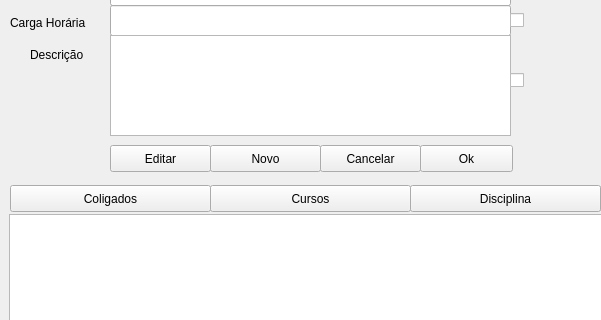
Before: the Qt Designer form main_window.ui in redu/qt-example, drawn with Qt 5; both pictures show x 0 to 601 and y 125 to 445 of the 794 by 662 pixel window.
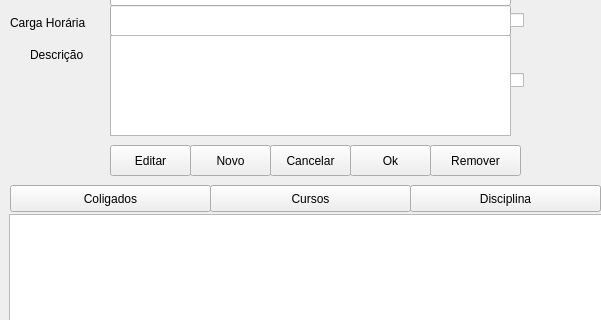
After: the same form once the commit is applied.

The edit to the form file:
```diff
--- a/main_window.ui
+++ b/main_window.ui
@@ -180,10 +180,10 @@
    <widget class="QPushButton" name="submit">
     <property name="geometry">
      <rect>
-      <x>210</x>
+      <x>190</x>
       <y>270</y>
-      <width>111</width>
-      <height>27</height>
+      <width>81</width>
+      <height>31</height>
      </rect>
     </property>
     <property name="text">
@@ -193,10 +193,10 @@
    <widget class="QPushButton" name="abort">
     <property name="geometry">
      <rect>
-      <x>320</x>
+      <x>270</x>
       <y>270</y>
-      <width>101</width>
-      <height>27</height>
+      <width>81</width>
+      <height>31</height>
      </rect>
     </property>
     <property name="text">
@@ -260,8 +260,8 @@
      <rect>
       <x>110</x>
       <y>270</y>
-      <width>101</width>
-      <height>27</height>
+      <width>81</width>
+      <height>31</height>
      </rect>
     </property>
     <property name="text">
@@ -349,16 +349,29 @@
    <widget class="QPushButton" name="submit_ok">
     <property name="geometry">
      <rect>
-      <x>420</x>
+      <x>350</x>
       <y>270</y>
-      <width>93</width>
-      <height>27</height>
+      <width>81</width>
+      <height>31</height>
      </rect>
     </property>
     <property name="text">
      <string>Ok</string>
     </property>
    </widget>
+   <widget class="QPushButton" name="remove">
+    <property name="geometry">
+     <rect>
+      <x>430</x>
+      <y>270</y>
+      <width>91</width>
+      <height>31</height>
+     </rect>
+    </property>
+    <property name="text">
+     <string>Remover</string>
+    </property>
+   </widget>
   </widget>
   <widget class="QStatusBar" name="statusbar"/>
  </widget>
```
